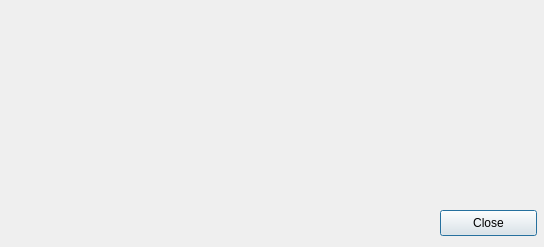
Before: the Qt Designer form rpm/settingsdialog.ui in stelro/RPM-Counter-Arduino, drawn with Qt 5.
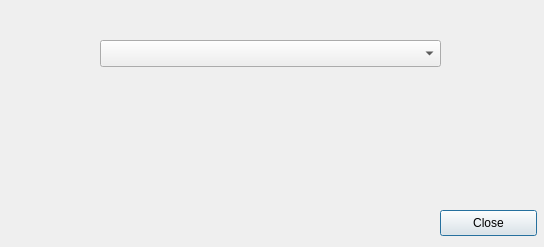
After: the same form once the commit is applied.

What changed in the file:
```diff
--- a/rpm/settingsdialog.ui
+++ b/rpm/settingsdialog.ui
@@ -26,6 +26,16 @@
     <string>Close</string>
    </property>
   </widget>
+  <widget class="QComboBox" name="comboBox2">
+   <property name="geometry">
+    <rect>
+     <x>100</x>
+     <y>40</y>
+     <width>341</width>
+     <height>27</height>
+    </rect>
+   </property>
+  </widget>
  </widget>
  <resources/>
  <connections/>
```
